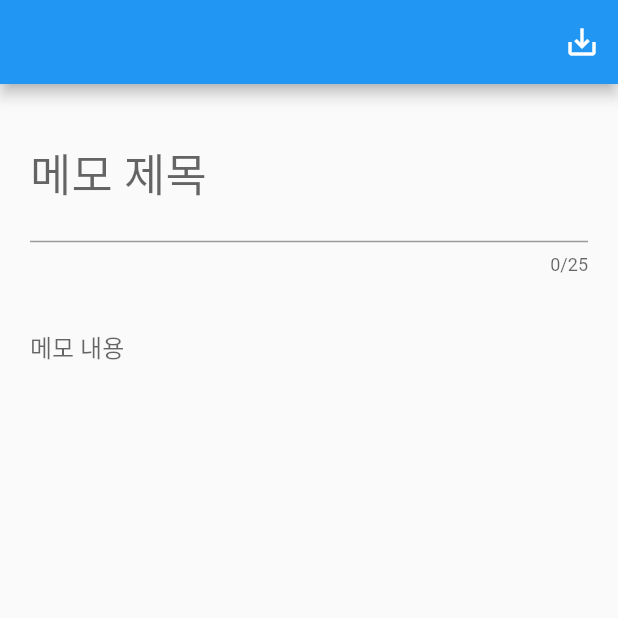
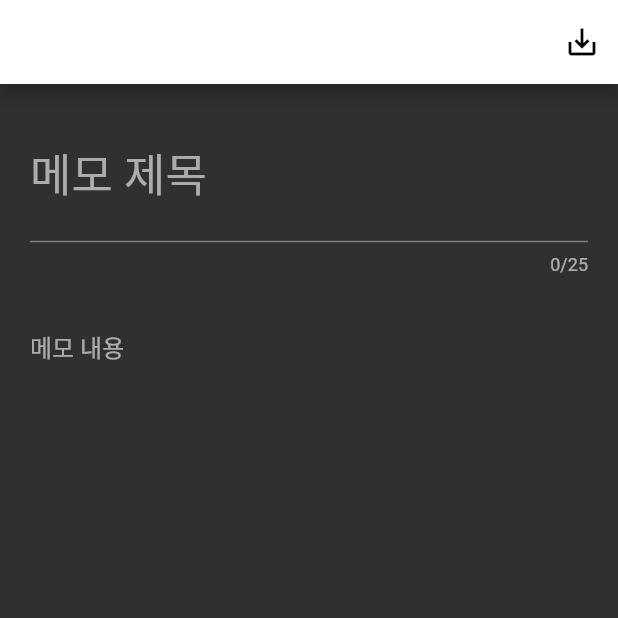
Before and after one commit to BahngJH/Flutter_Memo, a Flutter app: the screen it shows after launch, after a tap on "메모 추가", on a phone screen of 412 x 824 dp, the top half of it. Run offline on Flutter 3.47's test engine with Material 2 defaults, Android fonts, the phone set to English and light mode, and no system bars; our stand-ins replace share, sqflite; accounts and stored records are empty.

Commit message:
dark Theme, home.dart color is rainbow 적용

```diff
--- a/lib/main.dart
+++ b/lib/main.dart
@@ -13,6 +13,7 @@ class MyApp extends StatelessWidget {
       theme: ThemeData(
           primarySwatch: Colors.deepOrange, primaryColor: Colors.white
       ),
+      darkTheme: ThemeData.dark(),
       home: MyHomePage(),
     );
   }
--- a/lib/screens/edit.dart
+++ b/lib/screens/edit.dart
@@ -21,6 +21,10 @@ class _EditPageState extends State<EditPage> {
   Widget build(BuildContext context) {
     _context = context;
     return MaterialApp(
+      theme: ThemeData(
+          primarySwatch: Colors.deepOrange, primaryColor: Colors.white,
+          brightness: Brightness.dark
+      ),
       home: Scaffold(
                                   //resizeToAvoidBottomInset: false, -> 이거때매 textField의 위치가 자동으로 안되고 박혀있었음 밑에
           appBar: AppBar(
--- a/lib/screens/home.dart
+++ b/lib/screens/home.dart
@@ -19,8 +19,12 @@ class _MyHomePageState extends State<MyHomePage> {
 
   @override
   Widget build(BuildContext context) {
-    int columnCount = 3;
-    return Scaffold(
+    return MaterialApp(
+      theme: ThemeData(
+          primarySwatch: Colors.deepOrange, primaryColor: Colors.white,
+          brightness: Brightness.dark
+      ),
+      home: Scaffold(
         //데이터를 리스트로 뿌려줄 때 유용한 위젯
         body: Column(children: <Widget>[
           //메모앱 상단
@@ -38,6 +42,7 @@ class _MyHomePageState extends State<MyHomePage> {
 
         floatingActionButton:
             insertMemoButton(), // This trailing comma makes auto-formatting nicer for build methods.
+      ),
     );
   }
 
@@ -95,10 +100,12 @@ class _MyHomePageState extends State<MyHomePage> {
             Utility util = Utility();
 
             return Column(
+
               children: <Widget>[
                 Container(
                   height: 80,
                   child: Card(
+                    color: Colors.accents[index % Colors.accents.length],
                     child: ListTile(
                       trailing: Text(
                         util.TimeCheckAmPm(memo.editTime),
@@ -115,7 +122,7 @@ class _MyHomePageState extends State<MyHomePage> {
                           overflow: TextOverflow.ellipsis),
                       onTap: () => Navigator.push(
                           parentContext,
-                          CupertinoPageRoute(
+                          MaterialPageRoute(
                               builder: (context) => ViewPage(id: memo.id))),
                       onLongPress: () {
                         deleteId = memo.id;
--- a/lib/screens/write.dart
+++ b/lib/screens/write.dart
@@ -19,6 +19,10 @@ class _WritePage extends State<WritePage> {
   @override
   Widget build(BuildContext context) {
     return MaterialApp(
+      theme: ThemeData(
+          primarySwatch: Colors.deepOrange, primaryColor: Colors.white,
+          brightness: Brightness.dark
+      ),
       home: Scaffold(
         //resizeToAvoidBottomInset: true,
         appBar: AppBar(
```
Also changed, not shown: lib/screens/view.dart (+8 -2 lines). Lines whose indentation alone changed are shown as unchanged.
